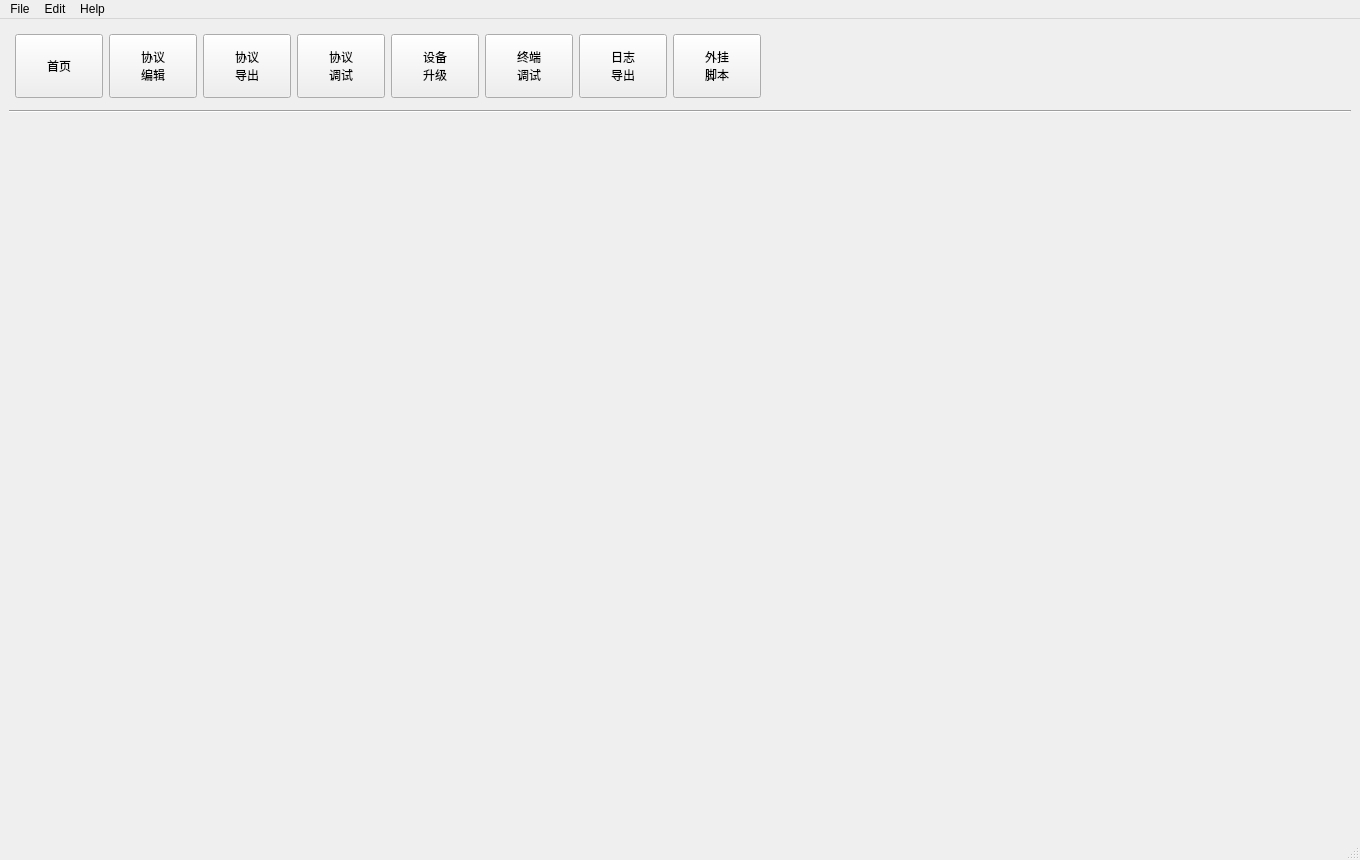
Before: the Qt Designer form ui/mainwindow.ui in Aclass-Tools/Ademo, drawn with Qt 5.
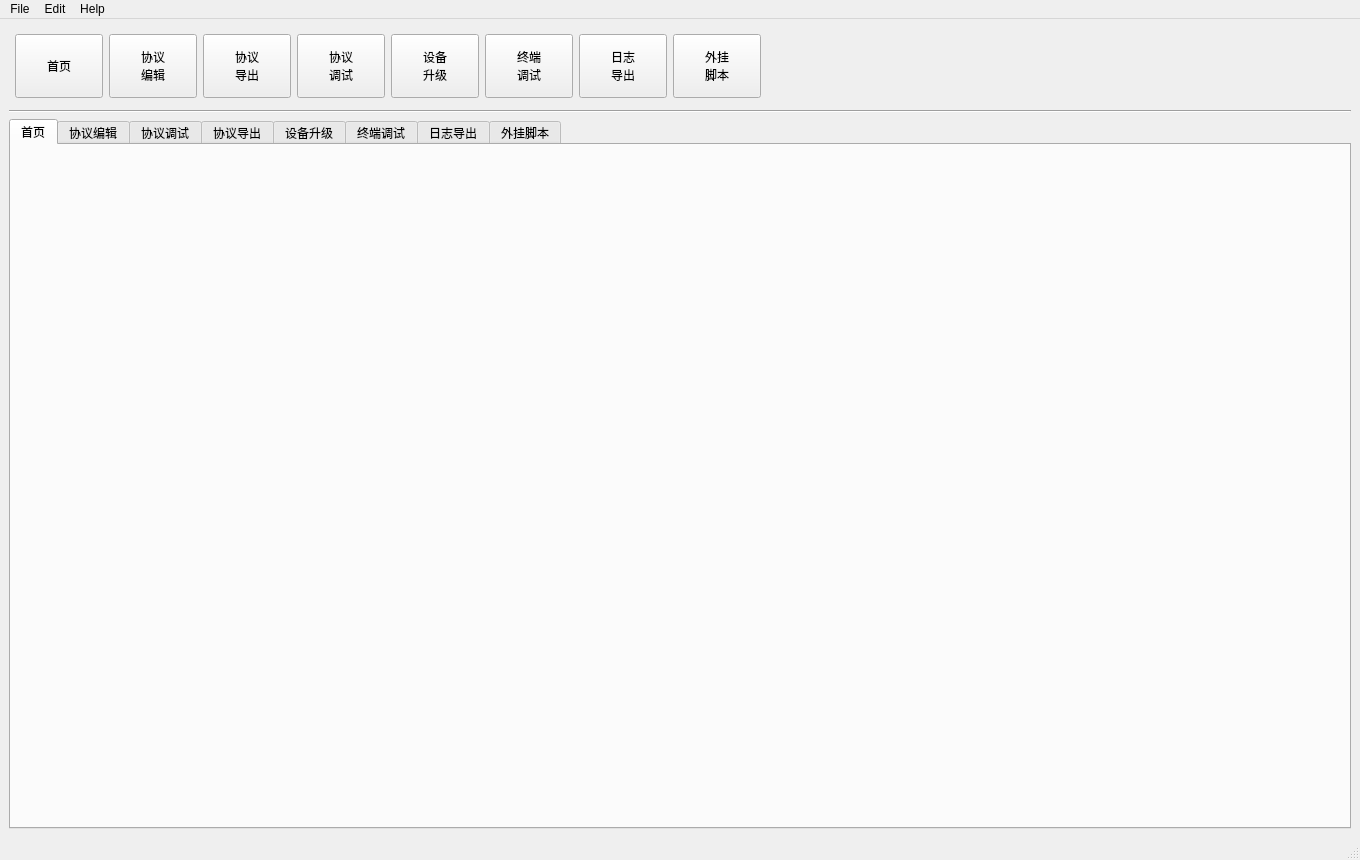
After: the same form once the commit is applied.

Commit message: 改为table页面

What changed in the file:
```diff
--- a/ui/mainwindow.ui
+++ b/ui/mainwindow.ui
@@ -169,29 +169,53 @@
      </widget>
     </item>
     <item>
-     <widget class="QStackedWidget" name="mainPageStack">
+     <widget class="QTabWidget" name="mainTabWidget">
       <widget class="QWidget" name="pageHome">
+       <attribute name="title">
+        <string>首页</string>
+       </attribute>
        <layout class="QVBoxLayout" name="homeLayout"/>
       </widget>
       <widget class="QWidget" name="pageProtocolEditor">
+       <attribute name="title">
+        <string>协议编辑</string>
+       </attribute>
        <layout class="QVBoxLayout" name="protocolEditorLayout"/>
       </widget>
       <widget class="QWidget" name="pageProtocolDebug">
+       <attribute name="title">
+        <string>协议调试</string>
+       </attribute>
        <layout class="QVBoxLayout" name="protocolDebugLayout"/>
       </widget>
       <widget class="QWidget" name="pageProtocolExport">
+       <attribute name="title">
+        <string>协议导出</string>
+       </attribute>
        <layout class="QVBoxLayout" name="protocolExportLayout"/>
       </widget>
       <widget class="QWidget" name="pageDeviceUpgrade">
+       <attribute name="title">
+        <string>设备升级</string>
+       </attribute>
        <layout class="QVBoxLayout" name="deviceUpgradeLayout"/>
       </widget>
       <widget class="QWidget" name="pageTerminal">
+       <attribute name="title">
+        <string>终端调试</string>
+       </attribute>
        <layout class="QVBoxLayout" name="terminalLayout"/>
       </widget>
       <widget class="QWidget" name="pageLog">
+       <attribute name="title">
+        <string>日志导出</string>
+       </attribute>
        <layout class="QVBoxLayout" name="logLayout"/>
       </widget>
       <widget class="QWidget" name="pagePlugin">
+       <attribute name="title">
+        <string>外挂脚本</string>
+       </attribute>
        <layout class="QVBoxLayout" name="pluginLayout"/>
       </widget>
      </widget>
```
The commit also changes 2 other files.
